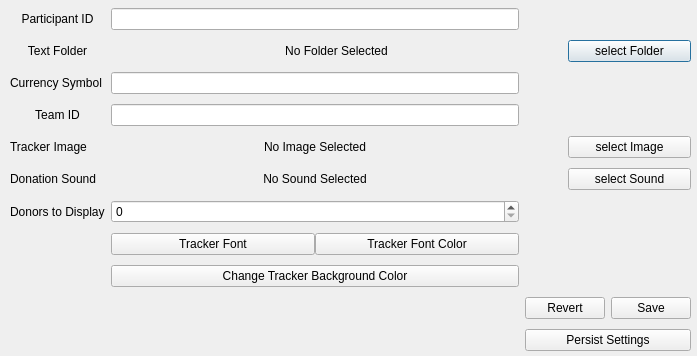
The window that QTdesignerfiles/settings.ui (djotaku/ELDonationTracker) describes before a commit, drawn with Qt 5.
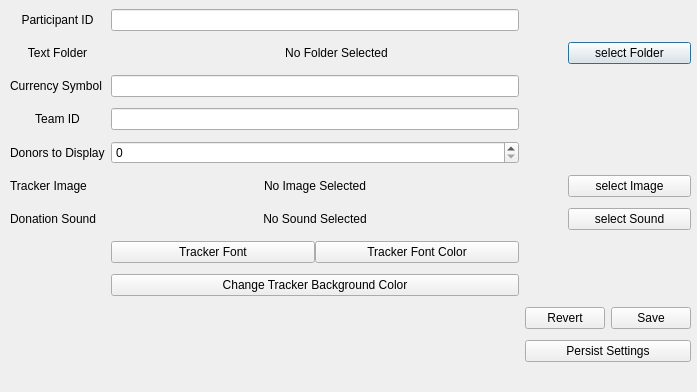
The same window after the commit.

Commit message:
Updated documenation for new tracker options
Also, moved a few settings in the settings window to better group the settings.

The edit to the form file:
```diff
--- a/QTdesignerfiles/settings.ui
+++ b/QTdesignerfiles/settings.ui
@@ -7,7 +7,7 @@
     <x>0</x>
     <y>0</y>
     <width>697</width>
-    <height>356</height>
+    <height>392</height>
    </rect>
   </property>
   <property name="windowTitle">
@@ -19,7 +19,7 @@
      <x>10</x>
      <y>0</y>
      <width>681</width>
-     <height>359</height>
+     <height>374</height>
     </rect>
    </property>
    <layout class="QGridLayout" name="gridLayout">
@@ -29,7 +29,7 @@
     <property name="verticalSpacing">
      <number>2</number>
     </property>
-    <item row="5" column="0">
+    <item row="6" column="0">
      <widget class="QLabel" name="label_6">
       <property name="text">
        <string>Donation Sound</string>
@@ -63,31 +63,24 @@
       </property>
      </widget>
     </item>
-    <item row="9" column="2" colspan="2">
+    <item row="10" column="2" colspan="2">
      <widget class="QPushButton" name="pushButtonRevert">
       <property name="text">
        <string>Revert</string>
       </property>
      </widget>
     </item>
-    <item row="5" column="3" colspan="2">
+    <item row="6" column="3" colspan="2">
      <widget class="QPushButton" name="pushButton_sound">
       <property name="text">
        <string>select Sound</string>
       </property>
      </widget>
     </item>
-    <item row="6" column="0">
-     <widget class="QLabel" name="label_donors_to_display">
-      <property name="text">
-       <string>Donors to Display</string>
-      </property>
-     </widget>
-    </item>
     <item row="3" column="1">
      <widget class="QLineEdit" name="lineEditTeamID"/>
     </item>
-    <item row="4" column="1">
+    <item row="5" column="1">
      <widget class="QLabel" name="label_tracker_image">
       <property name="text">
        <string>No Image Selected</string>
@@ -100,7 +93,7 @@
     <item row="0" column="1">
      <widget class="QLineEdit" name="lineEditParticipantID"/>
     </item>
-    <item row="10" column="2" colspan="3">
+    <item row="11" column="2" colspan="3">
      <widget class="QPushButton" name="pushButton_persistentsave">
       <property name="statusTip">
        <string>To have the settings persist across upgrades</string>
@@ -117,13 +110,31 @@
       </property>
      </widget>
     </item>
-    <item row="4" column="0">
+    <item row="5" column="0">
      <widget class="QLabel" name="label_5">
       <property name="text">
        <string>Tracker Image</string>
       </property>
      </widget>
     </item>
+    <item row="8" column="1">
+     <layout class="QHBoxLayout" name="horizontalLayout_2">
+      <item>
+       <widget class="QPushButton" name="pushButton_font">
+        <property name="text">
+         <string>Tracker Font</string>
+        </property>
+       </widget>
+      </item>
+      <item>
+       <widget class="QPushButton" name="pushButton_font_color">
+        <property name="text">
+         <string>Tracker Font Color</string>
+        </property>
+       </widget>
+      </item>
+     </layout>
+    </item>
     <item row="2" column="1">
      <widget class="QLineEdit" name="lineEditCurrencySymbol"/>
     </item>
@@ -137,16 +148,13 @@
       </property>
      </widget>
     </item>
-    <item row="4" column="3" colspan="2">
+    <item row="5" column="3" colspan="2">
      <widget class="QPushButton" name="pushButton_tracker_image">
       <property name="text">
        <string>select Image</string>
       </property>
      </widget>
     </item>
-    <item row="6" column="1">
-     <widget class="QSpinBox" name="spinBox_DonorsToDisplay"/>
-    </item>
     <item row="1" column="1" colspan="2">
      <widget class="QLabel" name="labelTextFolder">
       <property name="text">
@@ -157,14 +165,14 @@
       </property>
      </widget>
     </item>
-    <item row="8" column="1">
+    <item row="9" column="1">
      <widget class="QPushButton" name="pushButton_tracker_background">
       <property name="text">
        <string>Change Tracker Background Color</string>
       </property>
      </widget>
     </item>
-    <item row="5" column="1">
+    <item row="6" column="1">
      <widget class="QLabel" name="label_sound">
       <property name="text">
        <string>No Sound Selected</string>
@@ -174,30 +182,22 @@
       </property>
      </widget>
     </item>
-    <item row="9" column="4">
+    <item row="10" column="4">
      <widget class="QPushButton" name="pushButtonSave">
       <property name="text">
        <string>Save</string>
       </property>
      </widget>
     </item>
-    <item row="7" column="1">
-     <layout class="QHBoxLayout" name="horizontalLayout_2">
-      <item>
-       <widget class="QPushButton" name="pushButton_font">
-        <property name="text">
-         <string>Tracker Font</string>
-        </property>
-       </widget>
-      </item>
-      <item>
-       <widget class="QPushButton" name="pushButton_font_color">
-        <property name="text">
-         <string>Tracker Font Color</string>
-        </property>
-       </widget>
-      </item>
-     </layout>
+    <item row="4" column="0">
+     <widget class="QLabel" name="label_donors_to_display">
+      <property name="text">
+       <string>Donors to Display</string>
+      </property>
+     </widget>
+    </item>
+    <item row="4" column="1">
+     <widget class="QSpinBox" name="spinBox_DonorsToDisplay"/>
     </item>
    </layout>
   </widget>
```
The commit also changes 3 other files.
